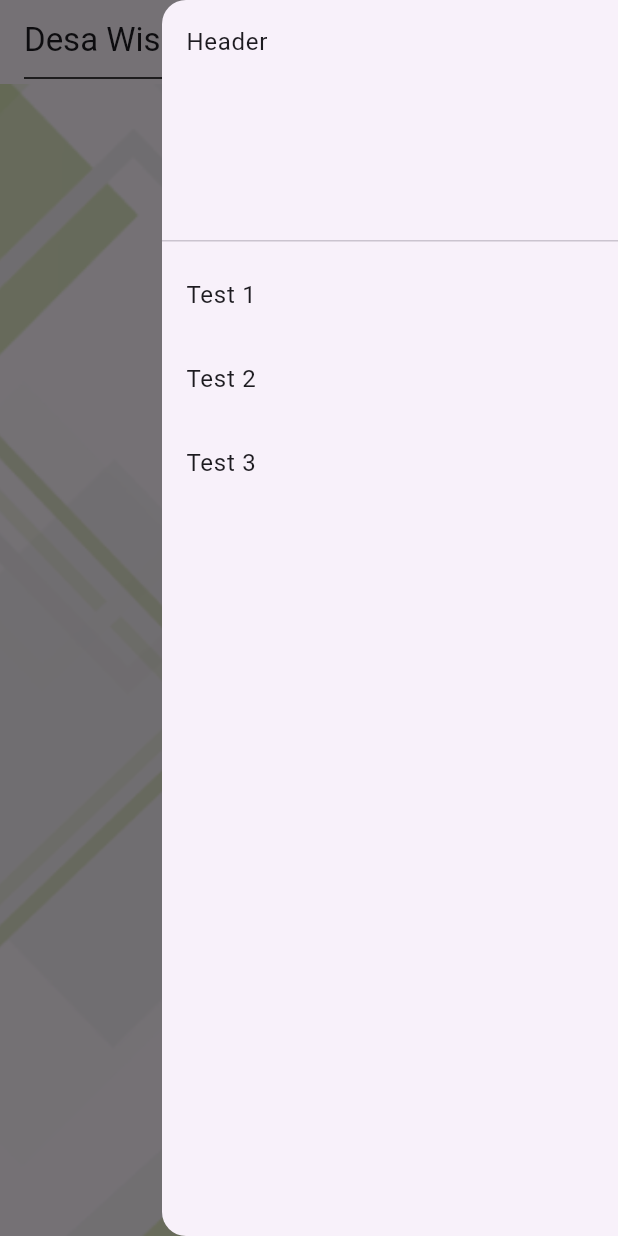
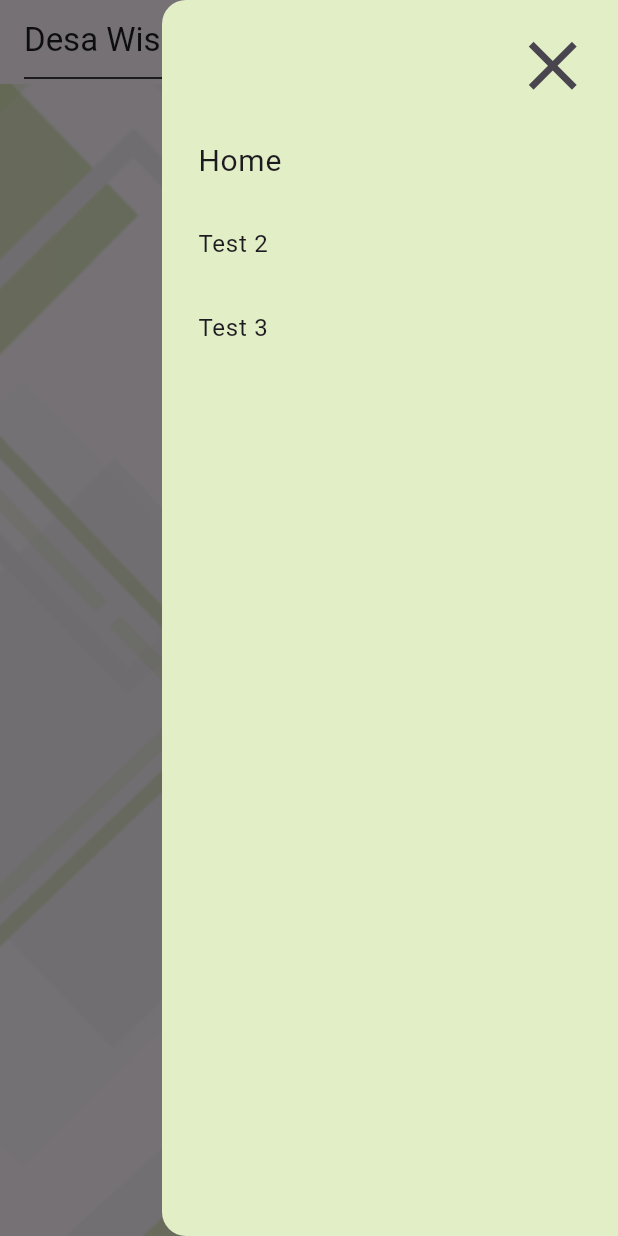
Before and after one commit to AlninoDP/wisata_desa, a Flutter app: the screen it shows after launch, with the side drawer open, on a phone screen of 412 x 824 dp. Run offline on Flutter 3.47's test engine with Material 3 defaults, Android fonts, the phone set to English and light mode, and no system bars.

Commit message:
WIP enddrawer

```diff
--- a/lib/views/home/home_page.dart
+++ b/lib/views/home/home_page.dart
@@ -10,13 +10,26 @@ class HomePage extends StatelessWidget {
     return SafeArea(
       child: Scaffold(
         appBar: const AppAppBar(),
+        // TODO: finish end drawer
         endDrawer: Drawer(
+          backgroundColor: Color(0xffE2EEC6),
           child: ListView(
-            padding: EdgeInsets.zero,
+            padding: const EdgeInsets.all(8),
             children: [
-              DrawerHeader(child: Text('Header')),
+              Align(
+                alignment: Alignment.topRight,
+                child: IconButton(
+                    onPressed: () => Navigator.of(context).pop(),
+                    icon: const Icon(
+                      Icons.close,
+                      size: 55,
+                    )),
+              ),
               ListTile(
-                title: Text('Test 1'),
+                title: const Text(
+                  'Home',
+                  style: TextStyle(fontSize: 20),
+                ),
                 onTap: () {},
               ),
               ListTile(
```
